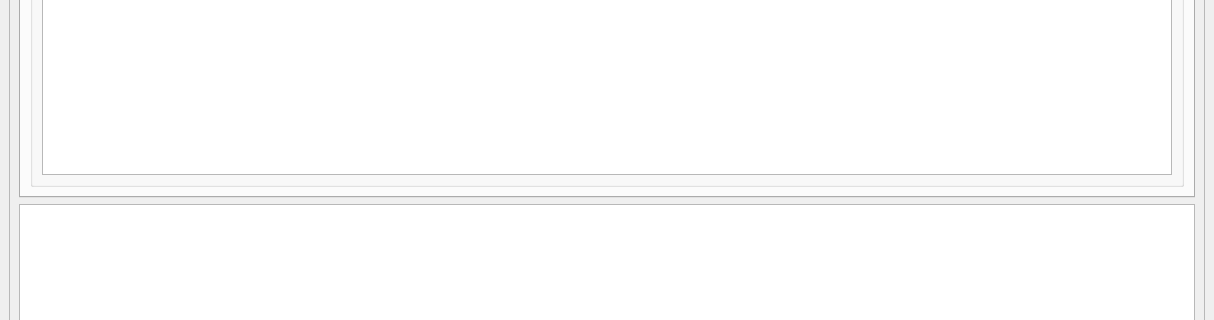
Old version of the form chatgpt_performance_metric/source/ui_designer/main_frame.ui in the repository tom-shin/perf_metric; both pictures show x 0 to 1214 and y 380 to 700 of the 1214 by 845 pixel window.
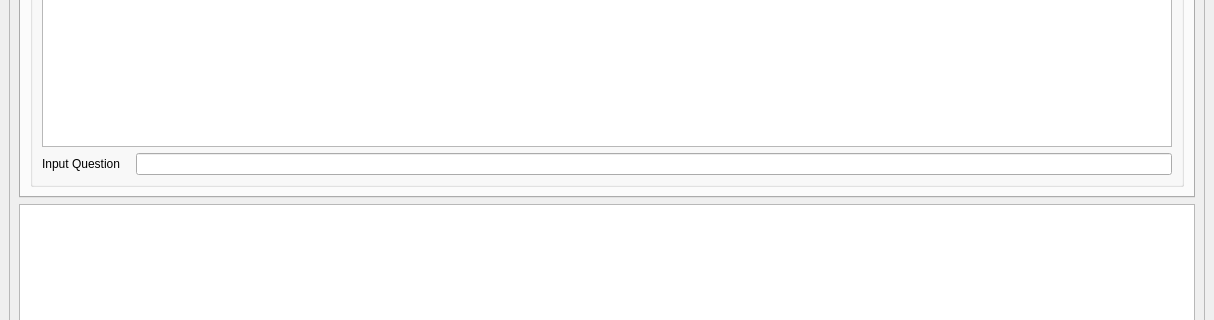
New version of the form. The open tabs and pages were chosen to show the change.

Commit message:
add function - "add question" field
.

The edit to the form file:
```diff
--- a/chatgpt_performance_metric/source/ui_designer/main_frame.ui
+++ b/chatgpt_performance_metric/source/ui_designer/main_frame.ui
@@ -786,8 +786,38 @@
                   <bold>false</bold>
                  </font>
                 </property>
+                <property name="viewMode">
+                 <enum>QListView::ListMode</enum>
+                </property>
                </widget>
               </item>
+              <item>
+               <layout class="QHBoxLayout" name="horizontalLayout_15">
+                <item>
+                 <widget class="QLabel" name="label_10">
+                  <property name="font">
+                   <font>
+                    <weight>50</weight>
+                    <bold>false</bold>
+                   </font>
+                  </property>
+                  <property name="text">
+                   <string>Input Question   </string>
+                  </property>
+                 </widget>
+                </item>
+                <item>
+                 <widget class="QLineEdit" name="qinput_lineEdit">
+                  <property name="font">
+                   <font>
+                    <weight>50</weight>
+                    <bold>false</bold>
+                   </font>
+                  </property>
+                 </widget>
+                </item>
+               </layout>
+              </item>
              </layout>
             </widget>
            </item>
```
The commit also changes 3 other files.
